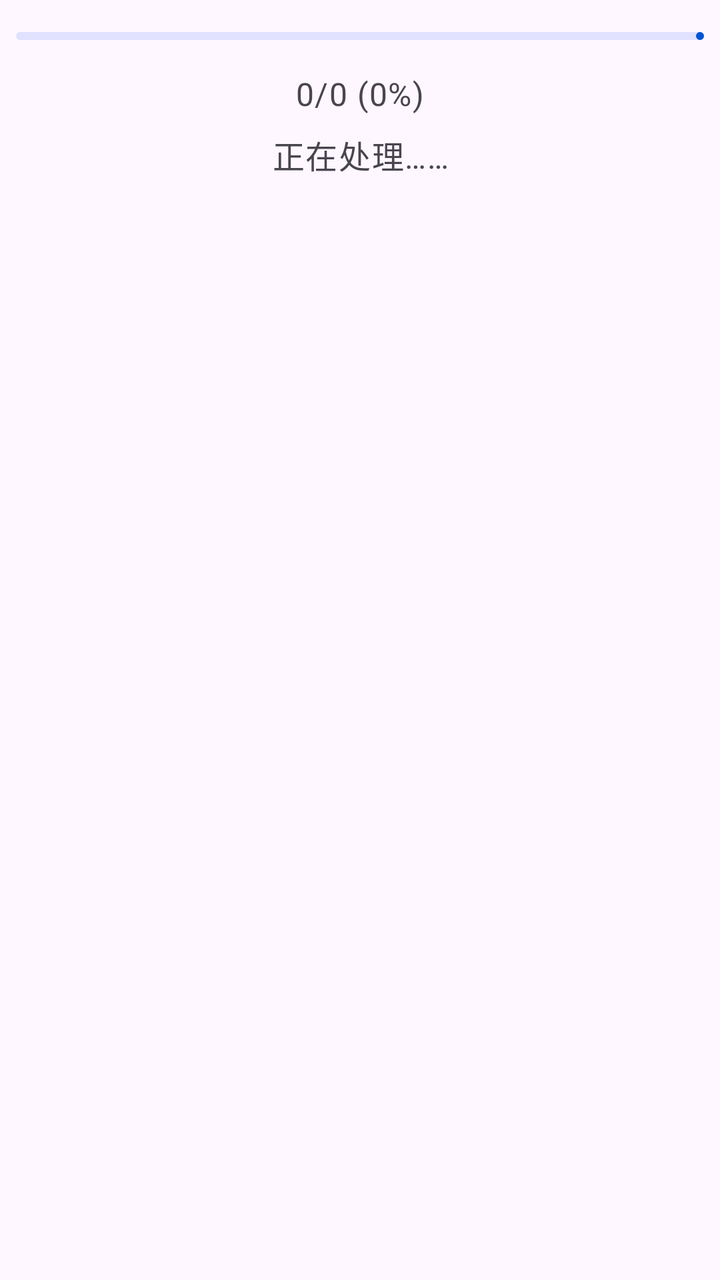
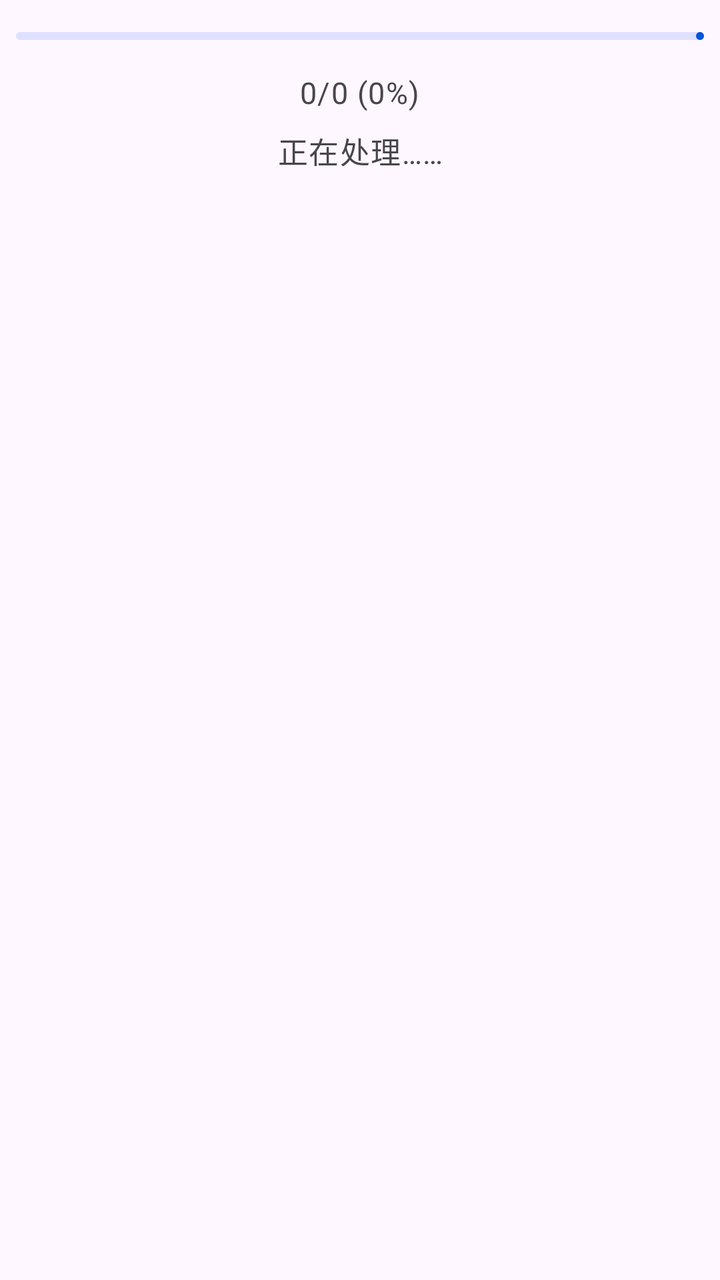

Two renders of the same Android screen: before a commit and after it. Below are the layout's source before the change and the commit's diff.
<!-- AndroidManifest.xml: application theme Theme.ManagerAssistant.Static -->
<!-- res/layout/dialog_progress.xml -->
<?xml version="1.0" encoding="utf-8"?>
<LinearLayout xmlns:android="http://schemas.android.com/apk/res/android"
    xmlns:app="http://schemas.android.com/apk/res-auto"
    android:layout_width="match_parent"
    android:layout_height="wrap_content"
    android:orientation="vertical"
    android:padding="8dp">

    
    <com.google.android.material.progressindicator.LinearProgressIndicator
        android:id="@+id/progress_indicator"
        android:layout_width="match_parent"
        android:layout_height="wrap_content"
        android:layout_marginTop="8dp"
        android:layout_marginBottom="16dp"
        android:indeterminate="false"
        app:trackThickness="4dp" />

    
    <com.google.android.material.textview.MaterialTextView
        android:id="@+id/progress_text"
        android:layout_width="wrap_content"
        android:layout_height="wrap_content"
        android:layout_gravity="center_horizontal"
        android:layout_marginBottom="8dp"
        android:text="@string/progress_0"
        android:textAppearance="?attr/textAppearanceBodySmall"
        android:textSize="16sp" />

    
    <com.google.android.material.textview.MaterialTextView
        android:id="@+id/sub_title_text"
        android:layout_width="match_parent"
        android:layout_height="wrap_content"
        android:ellipsize="middle"
        android:gravity="center"
        android:maxLines="2"
        android:text="@string/progressing"
        android:textAppearance="?attr/textAppearanceBodySmall"
        android:textColor="?android:attr/textColorSecondary"
        android:textSize="16sp" />

</LinearLayout>
<!-- resources referenced by this layout -->
<resources>
  <string name="progress_0">0/0 (0%)</string>
  <string name="progressing">正在处理……</string>
  <style name="Theme.ManagerAssistant.Static" parent="Theme.Material3.Light.NoActionBar">
          
          <item name="colorPrimary">@color/color_primary</item>
          <item name="colorOnPrimary">@color/color_on_primary</item>
          <item name="colorPrimaryContainer">@color/color_primary_container</item>
          
          <item name="colorSecondaryContainer">@color/color_secondary_container</item>
          
          <item name="android:statusBarColor">?attr/colorSurface</item>
          
          <item name="colorSurface">@color/color_surface</item>
          <item name="colorSurfaceContainer">@color/color_surface_container</item>
          <item name="colorSurfaceContainerLow">@color/color_surface_container_low</item>
  
          <item name="toolbarStyle">@style/ToolBarStyle</item>
          <item name="drawableTint">?attr/colorPrimary</item>
          <item name="colorControlActivated">?attr/colorPrimary</item>
          <item name="android:windowLightStatusBar">true</item>
          <item name="android:navigationBarColor">?attr/colorSurface</item>
      </style>
  <color name="color_primary">#0055d6</color>
  <color name="color_on_primary">#ffffff</color>
  <color name="color_primary_container">#d8e1fe</color>
  <color name="color_secondary_container">#e0e1ff</color>
  <color name="color_surface">#faf9ff</color>
  <color name="color_surface_container">#ebedfa</color>
  <color name="color_surface_container_low">#edeffc</color>
  <style name="ToolBarStyle" parent="Widget.Material3.Toolbar">
          <item name="android:backgroundTint">?attr/colorSurface</item>
          <item name="navigationIconTint">?attr/colorPrimary</item>
          <item name="contentInsetStart">10dp</item>
          <item name="titleTextAppearance">@style/TitleStyle</item>
      </style>
  <style name="TitleStyle">
          <item name="android:textSize">23sp</item>
      </style>
</resources>

<!-- the commit's change to res/layout/dialog_progress.xml (unified diff, before → after) -->
@@ -25,7 +25,7 @@
         android:layout_marginBottom="8dp"
         android:text="@string/progress_0"
         android:textAppearance="?attr/textAppearanceBodySmall"
-        android:textSize="16sp" />
+        android:textSize="15sp" />
 
     
     <com.google.android.material.textview.MaterialTextView
@@ -38,6 +38,6 @@
         android:text="@string/progressing"
         android:textAppearance="?attr/textAppearanceBodySmall"
         android:textColor="?android:attr/textColorSecondary"
-        android:textSize="16sp" />
+        android:textSize="15sp" />
 
 </LinearLayout>
